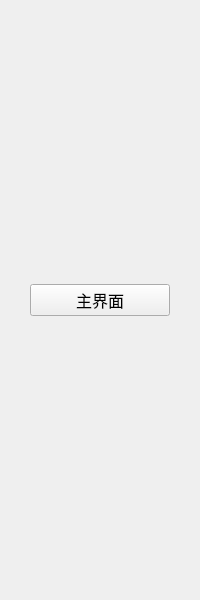
First picture: the form in IDC_TestSystem/eload/eload_toolbox/eload_hometoolwid.ui, repository ChinaClever/IDC_TestSystem, before the edit.
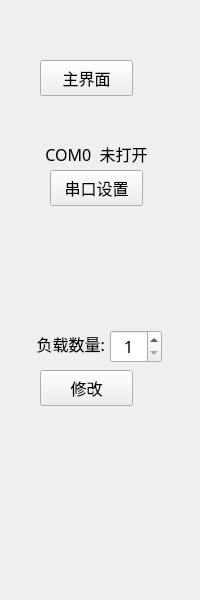
Second picture: the form after the edit.

Patch:
```diff
--- a/IDC_TestSystem/eload/eload_toolbox/eload_hometoolwid.ui
+++ b/IDC_TestSystem/eload/eload_toolbox/eload_hometoolwid.ui
@@ -19,21 +19,120 @@
   <property name="windowTitle">
    <string>Form</string>
   </property>
-  <layout class="QVBoxLayout" name="verticalLayout">
-   <property name="leftMargin">
-    <number>30</number>
+  <widget class="QPushButton" name="homeBtn">
+   <property name="geometry">
+    <rect>
+     <x>40</x>
+     <y>60</y>
+     <width>93</width>
+     <height>36</height>
+    </rect>
    </property>
-   <property name="rightMargin">
-    <number>30</number>
+   <property name="text">
+    <string>主界面</string>
    </property>
-   <item>
-    <widget class="QPushButton" name="homeBtn">
-     <property name="text">
-      <string>主界面</string>
-     </property>
-    </widget>
-   </item>
-  </layout>
+  </widget>
+  <widget class="QLabel" name="serialLab">
+   <property name="geometry">
+    <rect>
+     <x>30</x>
+     <y>140</y>
+     <width>133</width>
+     <height>27</height>
+    </rect>
+   </property>
+   <property name="text">
+    <string>COM0  未打开</string>
+   </property>
+   <property name="alignment">
+    <set>Qt::AlignCenter</set>
+   </property>
+  </widget>
+  <widget class="QPushButton" name="serialBtn">
+   <property name="geometry">
+    <rect>
+     <x>50</x>
+     <y>170</y>
+     <width>93</width>
+     <height>36</height>
+    </rect>
+   </property>
+   <property name="minimumSize">
+    <size>
+     <width>0</width>
+     <height>31</height>
+    </size>
+   </property>
+   <property name="sizeIncrement">
+    <size>
+     <width>0</width>
+     <height>31</height>
+    </size>
+   </property>
+   <property name="text">
+    <string>串口设置</string>
+   </property>
+  </widget>
+  <widget class="QLabel" name="label_2">
+   <property name="geometry">
+    <rect>
+     <x>20</x>
+     <y>330</y>
+     <width>85</width>
+     <height>27</height>
+    </rect>
+   </property>
+   <property name="text">
+    <string>负载数量:</string>
+   </property>
+   <property name="alignment">
+    <set>Qt::AlignRight|Qt::AlignTrailing|Qt::AlignVCenter</set>
+   </property>
+  </widget>
+  <widget class="QSpinBox" name="spinBox">
+   <property name="geometry">
+    <rect>
+     <x>110</x>
+     <y>330</y>
+     <width>52</width>
+     <height>33</height>
+    </rect>
+   </property>
+   <property name="alignment">
+    <set>Qt::AlignCenter</set>
+   </property>
+   <property name="minimum">
+    <number>1</number>
+   </property>
+   <property name="maximum">
+    <number>33</number>
+   </property>
+  </widget>
+  <widget class="QPushButton" name="devNumBtn">
+   <property name="geometry">
+    <rect>
+     <x>40</x>
+     <y>370</y>
+     <width>93</width>
+     <height>36</height>
+    </rect>
+   </property>
+   <property name="minimumSize">
+    <size>
+     <width>0</width>
+     <height>31</height>
+    </size>
+   </property>
+   <property name="sizeIncrement">
+    <size>
+     <width>0</width>
+     <height>31</height>
+    </size>
+   </property>
+   <property name="text">
+    <string>修改</string>
+   </property>
+  </widget>
  </widget>
  <resources/>
  <connections/>
```
